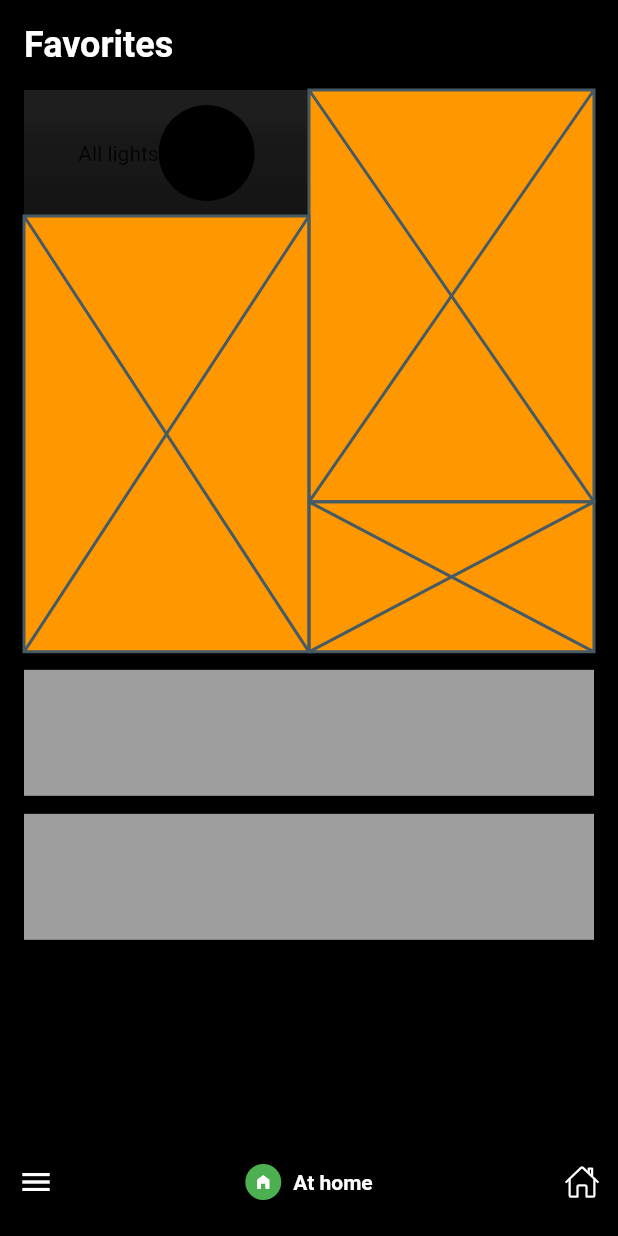
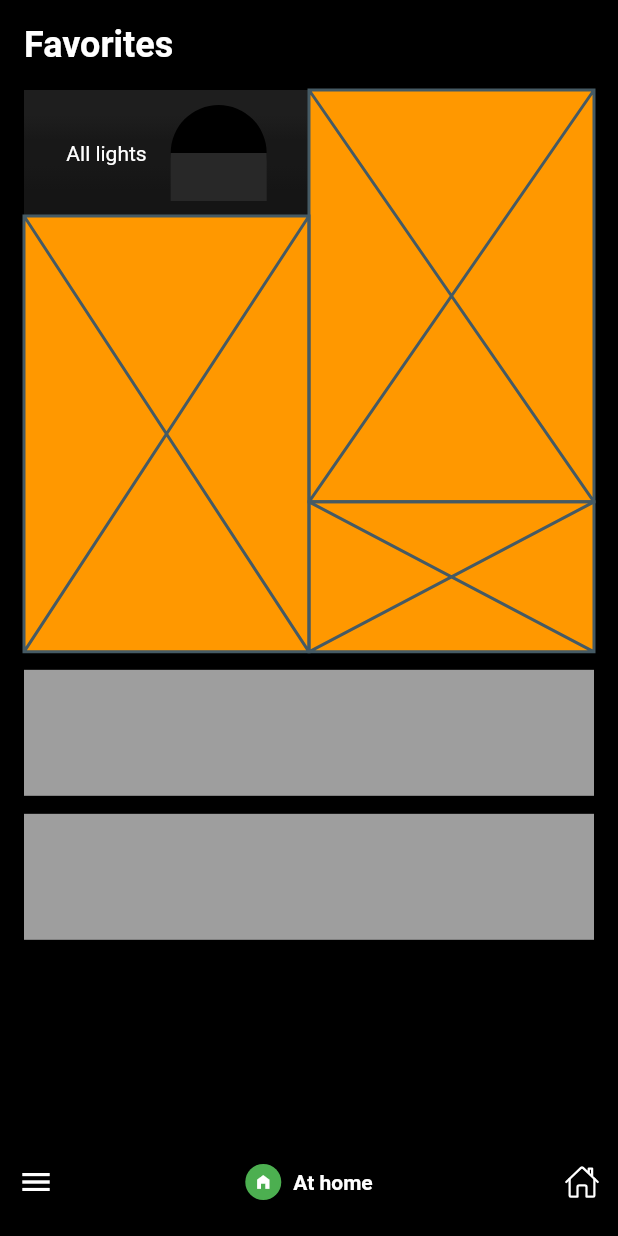
Before and after one commit to JAICHANGPARK/flutter_notebook_chapter_24, a Flutter app: the HomeAssistantMainPage screen opened directly, on a phone screen of 412 x 824 dp. Run offline on Flutter 3.47's test engine with Material 2 defaults, Android fonts, the phone set to English and light mode, and no system bars; our stand-ins replace flutter_riverpod, freezed_annotation, ionicons; missing offline and left inert: crypto_font_icons.

Commit message:
Update home_assistant_main_page.dart

```diff
--- a/lib/ep1361_home_assistant_app/view/home_assistant_main_page.dart
+++ b/lib/ep1361_home_assistant_app/view/home_assistant_main_page.dart
@@ -55,13 +55,29 @@ class _HomeAssistantMainPageState extends State<HomeAssistantMainPage> {
                             child: Row(
                               mainAxisAlignment: MainAxisAlignment.center,
                               children: [
-                                Text("All lights"),
+                                Text(
+                                  "All lights",
+                                  style: TextStyle(
+                                    color: Colors.white,
+                                  ),
+                                ),
                                 Container(
+                                  margin: EdgeInsets.only(left: 16),
                                   height: 64,
                                   width: 64,
                                   decoration: BoxDecoration(
                                     color: Colors.black,
                                     shape: BoxShape.circle,
+                                  ),
+                                  child: Column(
+                                    children: [
+                                      Expanded(child: Container()),
+                                      Expanded(
+                                        child: Container(
+                                          color: Color.fromRGBO(40, 40, 40, 1),
+                                        ),
+                                      ),
+                                    ],
                                   ),
                                 )
                               ],
```
